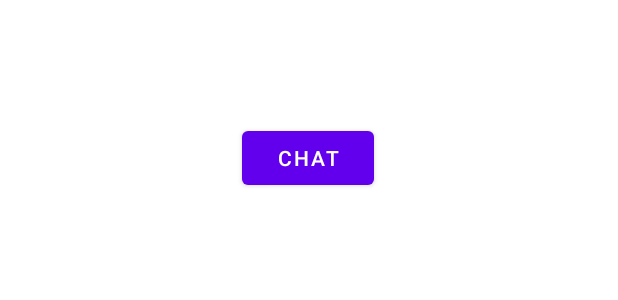
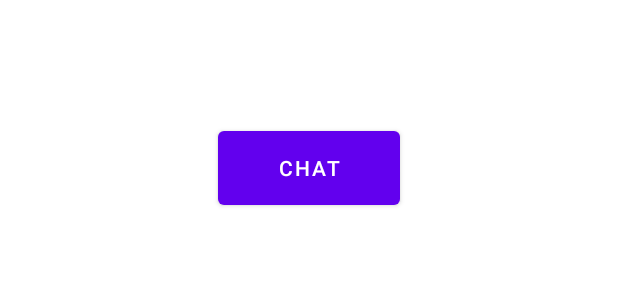
Before and after one commit to corderop/practicas-dgp, an Android app: the layout pantalla_tarea.xml on its own in the app's theme, with its tools: preview values and no code run, on a phone screen of 412 x 824 dp. Shown: the top 300 px of the screen. Run offline under Robolectric (Android 15) with nearby library versions, the phone set to English and light mode, and no system bars; network calls fail.

Commit message:
Avances en la adaptabilidad de la APP

```diff
--- /dev/null
+++ b/app/app/src/main/res/drawable/text_back.xml
@@ -0,0 +1,4 @@
+<shape xmlns:android="http://schemas.android.com/apk/res/android" android:shape="rectangle" >
+    <solid android:color="#ffffff" />
+    <stroke android:width="2dip" android:color="@color/black"/>
+</shape>
--- a/app/app/src/main/res/layout/pantalla_tarea.xml
+++ b/app/app/src/main/res/layout/pantalla_tarea.xml
@@ -20,6 +20,7 @@
             android:layout_marginStart="64dp"
             android:layout_marginTop="16dp"
             android:autoSizeTextType="uniform"
+            android:textColor="@color/black"
             app:layout_constraintStart_toStartOf="parent"
             app:layout_constraintTop_toTopOf="parent" />
 
@@ -93,17 +94,23 @@
 
     <TextView
         android:id="@+id/descripcion"
-        android:layout_width="wrap_content"
+        android:layout_width="match_parent"
         android:layout_height="wrap_content"
+        android:layout_marginTop="10dp"
+        android:layout_marginLeft="10dp"
+        android:layout_marginRight="10dp"
+        android:background="@drawable/text_back"
+        android:padding="10dp"
         android:visibility="gone"
+        android:textColor="@color/black"
         app:layout_constraintTop_toBottomOf="@+id/parte_superior"
         tools:ignore="MissingConstraints" />
 
     <Button
         android:id="@+id/botonChat"
-        android:layout_width="wrap_content"
-        android:layout_height="wrap_content"
-        android:layout_marginStart="161dp"
+        android:layout_width="121dp"
+        android:layout_height="61dp"
+        android:layout_marginStart="145dp"
         android:layout_marginTop="4dp"
         android:onClick="abrir_chat"
         android:text="Chat"
```
